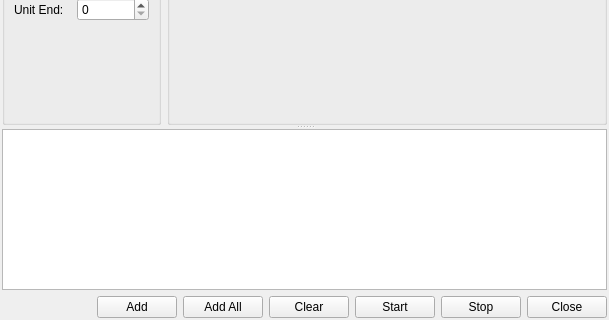
Old version of the form src/client/gui/scanner/client_scannerui.ui in the repository serhmarch/ModbusTools; both pictures show x 0 to 609 and y 148 to 468 of the 609 by 468 pixel window.
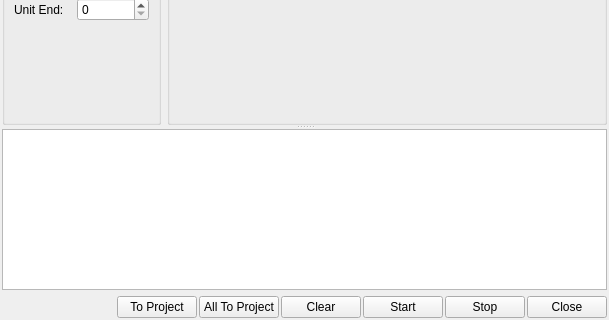
New version of the form.

What changed in the file:
```diff
--- a/src/client/gui/scanner/client_scannerui.ui
+++ b/src/client/gui/scanner/client_scannerui.ui
@@ -324,6 +324,9 @@
        </item>
        <item>
         <layout class="QHBoxLayout" name="horizontalLayout_2">
+         <property name="spacing">
+          <number>2</number>
+         </property>
          <item>
           <spacer name="horizontalSpacer">
            <property name="orientation">
@@ -340,14 +343,14 @@
          <item>
           <widget class="QPushButton" name="btnAdd">
            <property name="text">
-            <string>Add</string>
+            <string>To Project</string>
            </property>
           </widget>
          </item>
          <item>
           <widget class="QPushButton" name="btnAddAll">
            <property name="text">
-            <string>Add All</string>
+            <string>All To Project</string>
            </property>
           </widget>
          </item>
```
